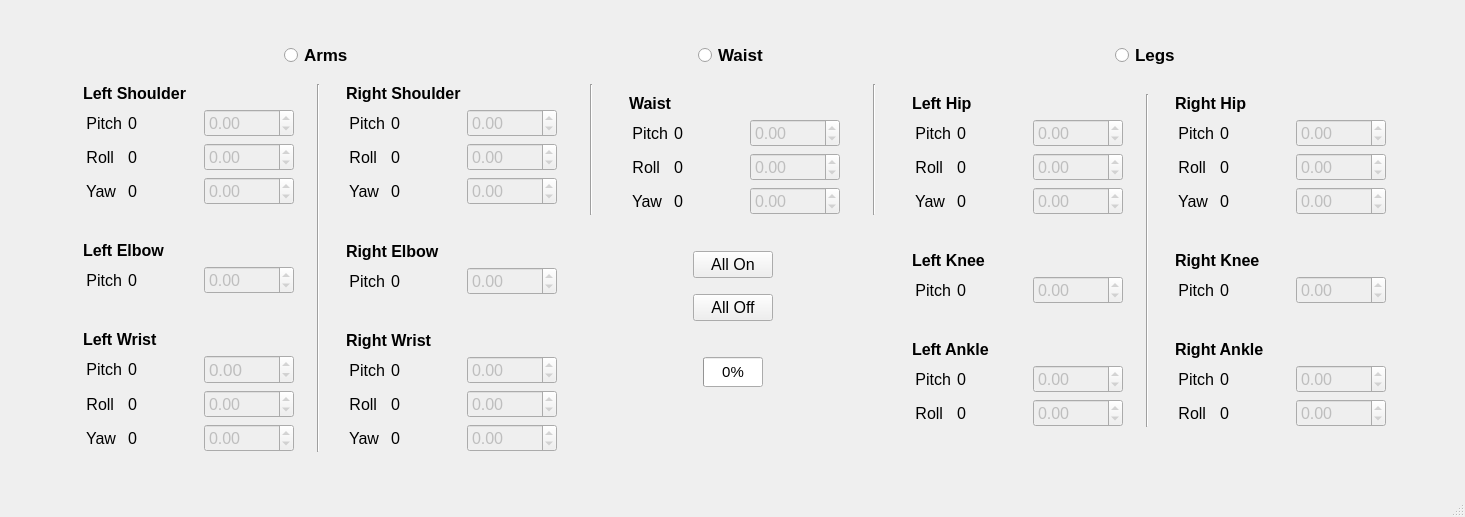
First picture: the form in src/py_control_panel_package/py_control_panel_package/G1ControlPanel.ui, repository lagessiehcs/Unitree-G1-Control-Panel, before the edit.
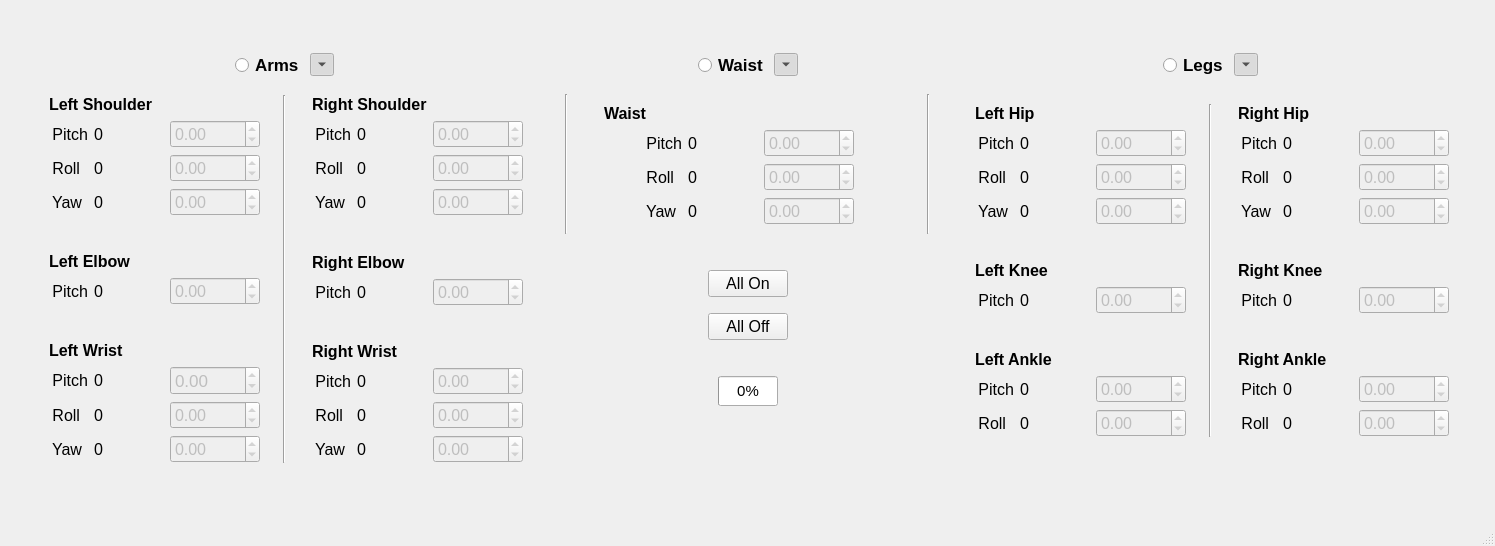
Second picture: the form after the edit.

Commit message: add panel collapsibility

What changed in the file:
```diff
--- a/src/py_control_panel_package/py_control_panel_package/G1ControlPanel.ui
+++ b/src/py_control_panel_package/py_control_panel_package/G1ControlPanel.ui
@@ -6,8 +6,8 @@
    <rect>
     <x>0</x>
     <y>0</y>
-    <width>1465</width>
-    <height>517</height>
+    <width>1495</width>
+    <height>546</height>
    </rect>
   </property>
   <property name="windowTitle">
@@ -27,45 +27,6 @@
     <property name="bottomMargin">
      <number>30</number>
     </property>
-    <item row="3" column="2">
-     <spacer name="horizontalSpacer_2">
-      <property name="orientation">
-       <enum>Qt::Orientation::Horizontal</enum>
-      </property>
-      <property name="sizeHint" stdset="0">
-       <size>
-        <width>40</width>
-        <height>20</height>
-       </size>
-      </property>
-     </spacer>
-    </item>
-    <item row="3" column="0">
-     <spacer name="horizontalSpacer">
-      <property name="orientation">
-       <enum>Qt::Orientation::Horizontal</enum>
-      </property>
-      <property name="sizeHint" stdset="0">
-       <size>
-        <width>40</width>
-        <height>20</height>
-       </size>
-      </property>
-     </spacer>
-    </item>
-    <item row="4" column="1">
-     <spacer name="verticalSpacer_5">
-      <property name="orientation">
-       <enum>Qt::Orientation::Vertical</enum>
-      </property>
-      <property name="sizeHint" stdset="0">
-       <size>
-        <width>20</width>
-        <height>40</height>
-       </size>
-      </property>
-     </spacer>
-    </item>
     <item row="3" column="1">
      <layout class="QHBoxLayout" name="horizontalLayout">
       <item>
@@ -82,8 +43,8 @@
             </property>
             <property name="sizeHint" stdset="0">
              <size>
-              <width>40</width>
-              <height>20</height>
+              <width>0</width>
+              <height>0</height>
              </size>
             </property>
            </spacer>
@@ -104,6 +65,22 @@
             </property>
            </widget>
           </item>
+          <item>
+           <widget class="QToolButton" name="toolButtonArms">
+            <property name="text">
+             <string/>
+            </property>
+            <property name="checkable">
+             <bool>true</bool>
+            </property>
+            <property name="checked">
+             <bool>true</bool>
+            </property>
+            <property name="arrowType">
+             <enum>Qt::ArrowType::DownArrow</enum>
+            </property>
+           </widget>
+          </item>
           <item>
            <spacer name="horizontalSpacer_4">
             <property name="orientation">
@@ -111,8 +88,8 @@
             </property>
             <property name="sizeHint" stdset="0">
              <size>
-              <width>40</width>
-              <height>20</height>
+              <width>0</width>
+              <height>0</height>
              </size>
             </property>
            </spacer>
@@ -120,12 +97,15 @@
          </layout>
         </item>
         <item>
+         <layout class="QHBoxLayout" name="horizontalLayout_8">
+          <item>
+           <widget class="QFrame" name="frameArms">
          <layout class="QHBoxLayout" name="horizontalLayoutArms">
           <property name="spacing">
            <number>-1</number>
           </property>
           <property name="topMargin">
-           <number>0</number>
+              <number>1</number>
           </property>
           <item>
            <layout class="QVBoxLayout" name="verticalLayoutLeftArm">
@@ -1522,6 +1502,22 @@
            </layout>
           </item>
          </layout>
+           </widget>
+          </item>
+         </layout>
+        </item>
+        <item>
+         <spacer name="verticalSpacer_2">
+          <property name="orientation">
+           <enum>Qt::Orientation::Vertical</enum>
+          </property>
+          <property name="sizeHint" stdset="0">
+           <size>
+            <width>0</width>
+            <height>0</height>
+           </size>
+          </property>
+         </spacer>
         </item>
        </layout>
       </item>
@@ -1545,8 +1541,8 @@
             </property>
             <property name="sizeHint" stdset="0">
              <size>
-              <width>40</width>
-              <height>20</height>
+              <width>0</width>
+              <height>0</height>
              </size>
             </property>
            </spacer>
@@ -1567,6 +1563,22 @@
             </property>
            </widget>
           </item>
+          <item>
+           <widget class="QToolButton" name="toolButtonWaist">
+            <property name="text">
+             <string>...</string>
+            </property>
+            <property name="checkable">
+             <bool>true</bool>
+            </property>
+            <property name="checked">
+             <bool>true</bool>
+            </property>
+            <property name="arrowType">
+             <enum>Qt::ArrowType::DownArrow</enum>
+            </property>
+           </widget>
+          </item>
           <item>
            <spacer name="horizontalSpacer_6">
             <property name="orientation">
@@ -1574,8 +1586,8 @@
             </property>
             <property name="sizeHint" stdset="0">
              <size>
-              <width>40</width>
-              <height>20</height>
+              <width>0</width>
+              <height>0</height>
              </size>
             </property>
            </spacer>
@@ -1598,6 +1610,9 @@
            </widget>
           </item>
           <item>
+           <layout class="QHBoxLayout" name="horizontalLayout_11">
+            <item>
+             <widget class="QFrame" name="frameWaist">
            <layout class="QVBoxLayout" name="verticalLayoutWaist">
             <property name="leftMargin">
              <number>30</number>
@@ -1888,6 +1903,9 @@
              </layout>
             </item>
            </layout>
+             </widget>
+            </item>
+           </layout>
           </item>
           <item>
            <widget class="Line" name="line_3">
@@ -1916,8 +1934,8 @@
             </property>
             <property name="sizeHint" stdset="0">
              <size>
-              <width>40</width>
-              <height>20</height>
+              <width>0</width>
+              <height>0</height>
              </size>
             </property>
            </spacer>
@@ -1941,8 +1959,8 @@
             </property>
             <property name="sizeHint" stdset="0">
              <size>
-              <width>40</width>
-              <height>20</height>
+              <width>0</width>
+              <height>0</height>
              </size>
             </property>
            </spacer>
@@ -1958,8 +1976,8 @@
             </property>
             <property name="sizeHint" stdset="0">
              <size>
-              <width>40</width>
-              <height>20</height>
+              <width>0</width>
+              <height>0</height>
              </size>
             </property>
            </spacer>
@@ -1983,8 +2001,8 @@
             </property>
             <property name="sizeHint" stdset="0">
              <size>
-              <width>40</width>
-              <height>20</height>
+              <width>0</width>
+              <height>0</height>
              </size>
             </property>
            </spacer>
@@ -2060,8 +2078,8 @@
           </property>
           <property name="sizeHint" stdset="0">
            <size>
-            <width>20</width>
-            <height>40</height>
+            <width>0</width>
+            <height>0</height>
            </size>
           </property>
          </spacer>
@@ -2082,8 +2100,8 @@
             </property>
             <property name="sizeHint" stdset="0">
              <size>
-              <width>40</width>
-              <height>20</height>
+              <width>0</width>
+              <height>0</height>
              </size>
             </property>
            </spacer>
@@ -2104,6 +2122,22 @@
             </property>
            </widget>
           </item>
+          <item>
+           <widget class="QToolButton" name="toolButtonLegs">
+            <property name="text">
+             <string>...</string>
+            </property>
+            <property name="checkable">
+             <bool>true</bool>
+            </property>
+            <property name="checked">
+             <bool>true</bool>
+            </property>
+            <property name="arrowType">
+             <enum>Qt::ArrowType::DownArrow</enum>
+            </property>
+           </widget>
+          </item>
           <item>
            <spacer name="horizontalSpacer_8">
             <property name="orientation">
@@ -2111,8 +2145,8 @@
             </property>
             <property name="sizeHint" stdset="0">
              <size>
-              <width>40</width>
-              <height>20</height>
+              <width>0</width>
+              <height>0</height>
              </size>
             </property>
            </spacer>
@@ -2120,6 +2154,9 @@
          </layout>
         </item>
         <item>
+         <layout class="QHBoxLayout" name="horizontalLayout_13">
+          <item>
+           <widget class="QFrame" name="frameLegs">
          <layout class="QHBoxLayout" name="horizontalLayoutLegs">
           <property name="topMargin">
            <number>10</number>
@@ -3343,6 +3380,9 @@
            </layout>
           </item>
          </layout>
+           </widget>
+          </item>
+         </layout>
         </item>
         <item>
          <spacer name="verticalSpacer">
@@ -3374,6 +3414,19 @@
       </property>
      </spacer>
     </item>
+    <item row="4" column="1">
+     <spacer name="verticalSpacer_5">
+      <property name="orientation">
+       <enum>Qt::Orientation::Vertical</enum>
+      </property>
+      <property name="sizeHint" stdset="0">
+       <size>
+        <width>20</width>
+        <height>40</height>
+       </size>
+      </property>
+     </spacer>
+    </item>
    </layout>
   </widget>
   <widget class="QStatusBar" name="statusbar"/>
```
Lines whose indentation alone changed are shown as unchanged. The commit also changes 1 other file.
